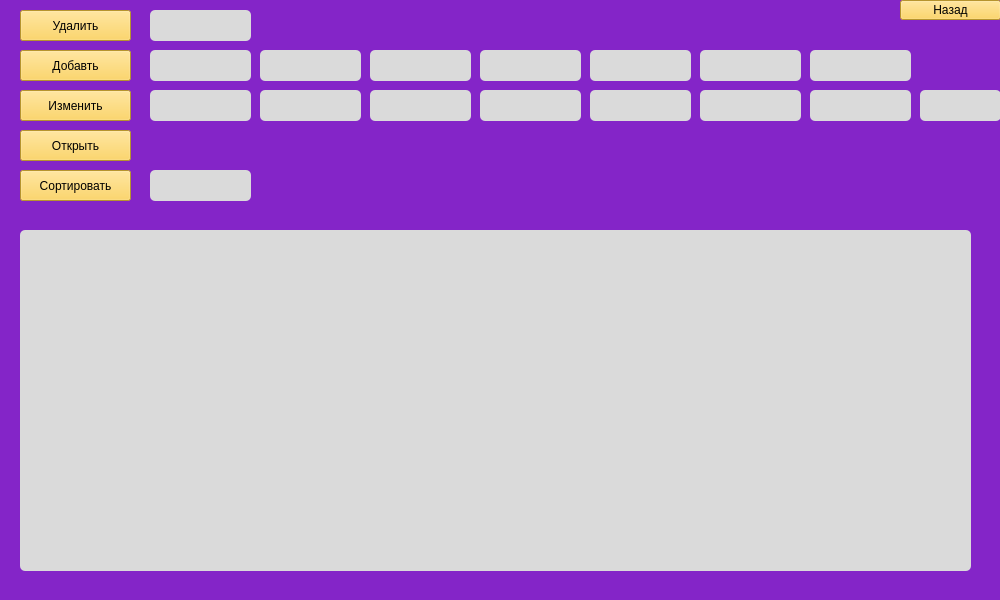
Qt form основа/TripsMain.ui (veleus/opiweqbhfgb) before a commit.
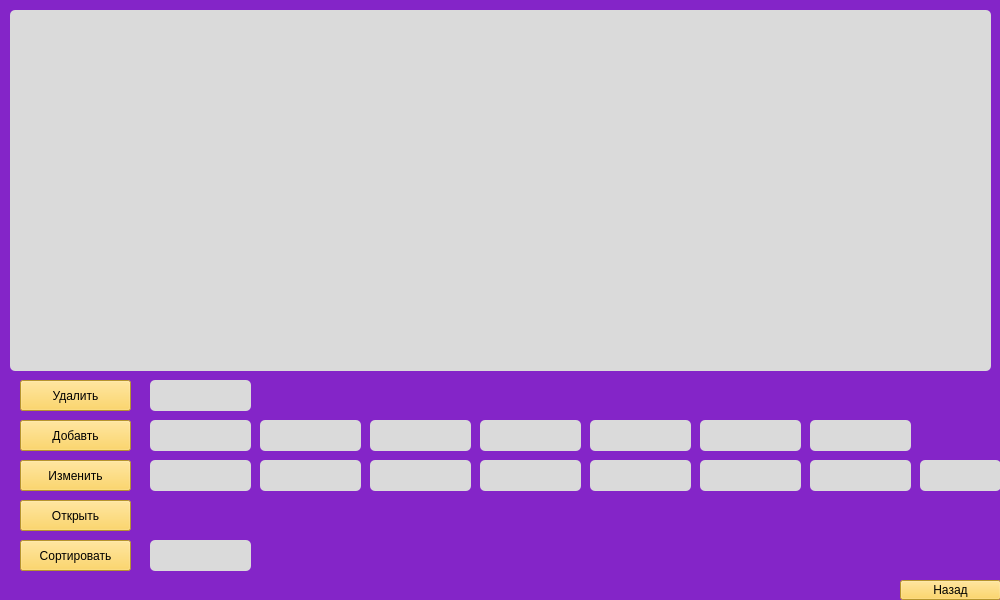
The same form after that commit.

What changed in the file:
```diff
--- a/основа/TripsMain.ui
+++ b/основа/TripsMain.ui
@@ -47,10 +47,10 @@
    <widget class="QTableWidget" name="tableWidget">
     <property name="geometry">
      <rect>
-      <x>20</x>
-      <y>230</y>
-      <width>951</width>
-      <height>341</height>
+      <x>10</x>
+      <y>10</y>
+      <width>981</width>
+      <height>361</height>
      </rect>
     </property>
     <property name="styleSheet">
@@ -65,7 +65,7 @@
     <property name="geometry">
      <rect>
       <x>20</x>
-      <y>10</y>
+      <y>380</y>
       <width>111</width>
       <height>31</height>
      </rect>
@@ -82,7 +82,7 @@
     <property name="geometry">
      <rect>
       <x>20</x>
-      <y>50</y>
+      <y>420</y>
       <width>111</width>
       <height>31</height>
      </rect>
@@ -99,7 +99,7 @@
     <property name="geometry">
      <rect>
       <x>20</x>
-      <y>90</y>
+      <y>460</y>
       <width>111</width>
       <height>31</height>
      </rect>
@@ -116,7 +116,7 @@
     <property name="geometry">
      <rect>
       <x>20</x>
-      <y>130</y>
+      <y>500</y>
       <width>111</width>
       <height>31</height>
      </rect>
@@ -133,7 +133,7 @@
     <property name="geometry">
      <rect>
       <x>20</x>
-      <y>170</y>
+      <y>540</y>
       <width>111</width>
       <height>31</height>
      </rect>
@@ -150,7 +150,7 @@
     <property name="geometry">
      <rect>
       <x>900</x>
-      <y>0</y>
+      <y>580</y>
       <width>101</width>
       <height>20</height>
      </rect>
@@ -167,7 +167,7 @@
     <property name="geometry">
      <rect>
       <x>150</x>
-      <y>10</y>
+      <y>380</y>
       <width>101</width>
       <height>31</height>
      </rect>
@@ -181,7 +181,7 @@
     <property name="geometry">
      <rect>
       <x>150</x>
-      <y>50</y>
+      <y>420</y>
       <width>101</width>
       <height>31</height>
      </rect>
@@ -195,7 +195,7 @@
     <property name="geometry">
      <rect>
       <x>260</x>
-      <y>50</y>
+      <y>420</y>
       <width>101</width>
       <height>31</height>
      </rect>
@@ -209,7 +209,7 @@
     <property name="geometry">
      <rect>
       <x>370</x>
-      <y>50</y>
+      <y>420</y>
       <width>101</width>
       <height>31</height>
      </rect>
@@ -223,7 +223,7 @@
     <property name="geometry">
      <rect>
       <x>480</x>
-      <y>50</y>
+      <y>420</y>
       <width>101</width>
       <height>31</height>
      </rect>
@@ -237,7 +237,7 @@
     <property name="geometry">
      <rect>
       <x>590</x>
-      <y>90</y>
+      <y>460</y>
       <width>101</width>
       <height>31</height>
      </rect>
@@ -251,7 +251,7 @@
     <property name="geometry">
      <rect>
       <x>260</x>
-      <y>90</y>
+      <y>460</y>
       <width>101</width>
       <height>31</height>
      </rect>
@@ -265,7 +265,7 @@
     <property name="geometry">
      <rect>
       <x>370</x>
-      <y>90</y>
+      <y>460</y>
       <width>101</width>
       <height>31</height>
      </rect>
@@ -279,7 +279,7 @@
     <property name="geometry">
      <rect>
       <x>480</x>
-      <y>90</y>
+      <y>460</y>
       <width>101</width>
       <height>31</height>
      </rect>
@@ -293,7 +293,7 @@
     <property name="geometry">
      <rect>
       <x>150</x>
-      <y>90</y>
+      <y>460</y>
       <width>101</width>
       <height>31</height>
      </rect>
@@ -307,7 +307,7 @@
     <property name="geometry">
      <rect>
       <x>150</x>
-      <y>170</y>
+      <y>540</y>
       <width>101</width>
       <height>31</height>
      </rect>
@@ -321,7 +321,7 @@
     <property name="geometry">
      <rect>
       <x>700</x>
-      <y>90</y>
+      <y>460</y>
       <width>101</width>
       <height>31</height>
      </rect>
@@ -335,7 +335,7 @@
     <property name="geometry">
      <rect>
       <x>810</x>
-      <y>90</y>
+      <y>460</y>
       <width>101</width>
       <height>31</height>
      </rect>
@@ -349,7 +349,7 @@
     <property name="geometry">
      <rect>
       <x>920</x>
-      <y>90</y>
+      <y>460</y>
       <width>81</width>
       <height>31</height>
      </rect>
@@ -363,7 +363,7 @@
     <property name="geometry">
      <rect>
       <x>590</x>
-      <y>50</y>
+      <y>420</y>
       <width>101</width>
       <height>31</height>
      </rect>
@@ -377,7 +377,7 @@
     <property name="geometry">
      <rect>
       <x>700</x>
-      <y>50</y>
+      <y>420</y>
       <width>101</width>
       <height>31</height>
      </rect>
@@ -391,7 +391,7 @@
     <property name="geometry">
      <rect>
       <x>810</x>
-      <y>50</y>
+      <y>420</y>
       <width>101</width>
       <height>31</height>
      </rect>
```
